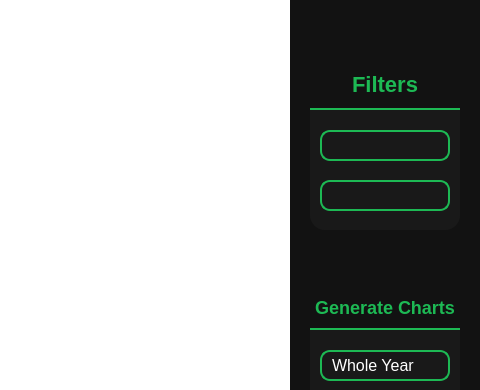
Qt form MainWindow.ui (WilleGyr/Spotify_Wrapped) before a commit; both pictures show x 800 to 1280 and y 114 to 504 of the 1280 by 720 pixel window.
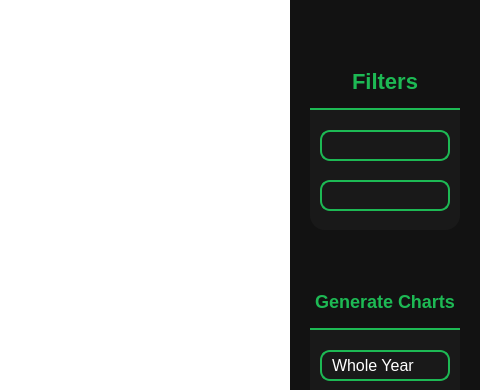
The same form after that commit. Icons and pictures are not drawn.

Commit message: Small dropdown design fix

```diff
--- a/MainWindow.ui
+++ b/MainWindow.ui
@@ -182,7 +182,7 @@
        <string>Filters</string>
       </property>
       <property name="alignment">
-       <set>Qt::AlignBottom|Qt::AlignHCenter</set>
+       <set>Qt::AlignCenter</set>
       </property>
      </widget>
      <widget class="QLabel" name="label_3">
@@ -210,7 +210,7 @@
        <string>Generate Charts</string>
       </property>
       <property name="alignment">
-       <set>Qt::AlignBottom|Qt::AlignHCenter</set>
+       <set>Qt::AlignCenter</set>
       </property>
      </widget>
      <widget class="QComboBox" name="MonthsDropdown">
```
Left out of the diff: 12 changed lines with no effect on the pictures.
